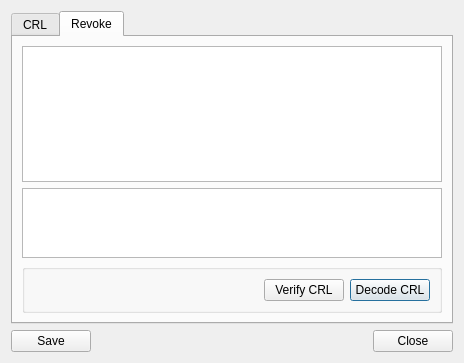
Qt form BerEditor/crl_info_dlg.ui (jykim74/BerEditor) before a commit.
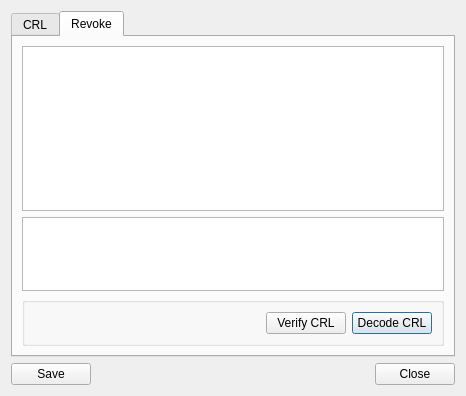
The same form after that commit.

Commit message: UI 조절

Diff of the .ui file:
```diff
--- a/BerEditor/crl_info_dlg.ui
+++ b/BerEditor/crl_info_dlg.ui
@@ -6,8 +6,8 @@
    <rect>
     <x>0</x>
     <y>0</y>
-    <width>464</width>
-    <height>363</height>
+    <width>466</width>
+    <height>396</height>
    </rect>
   </property>
   <property name="windowTitle">
```
The commit also changes 1 other file.
